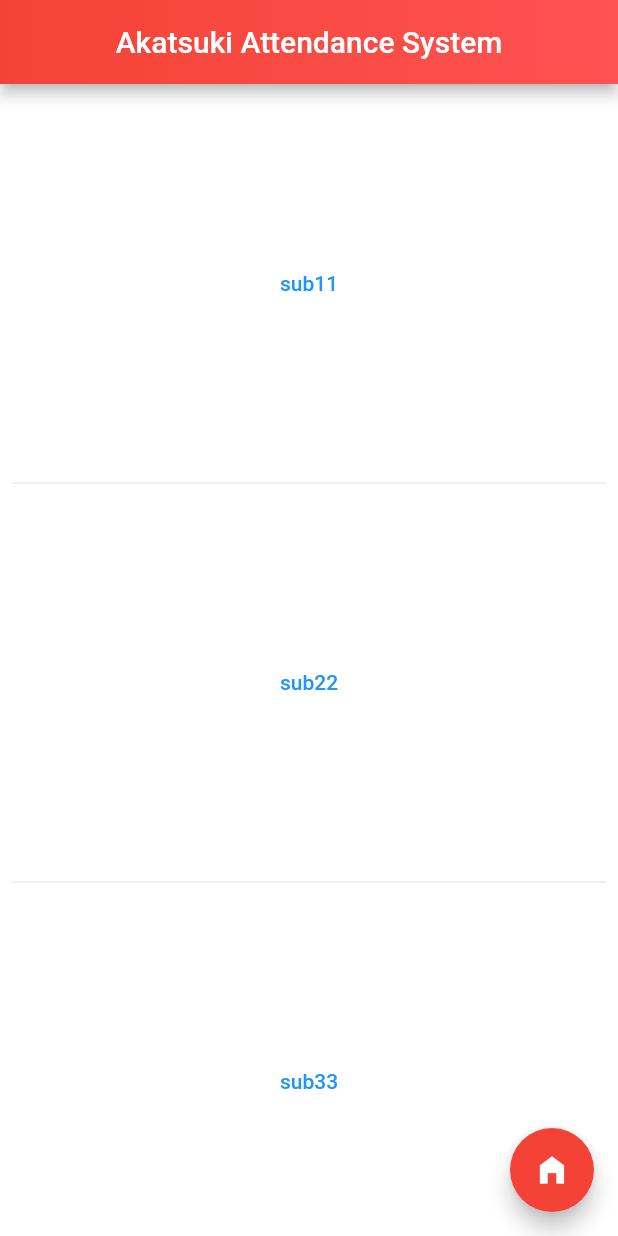
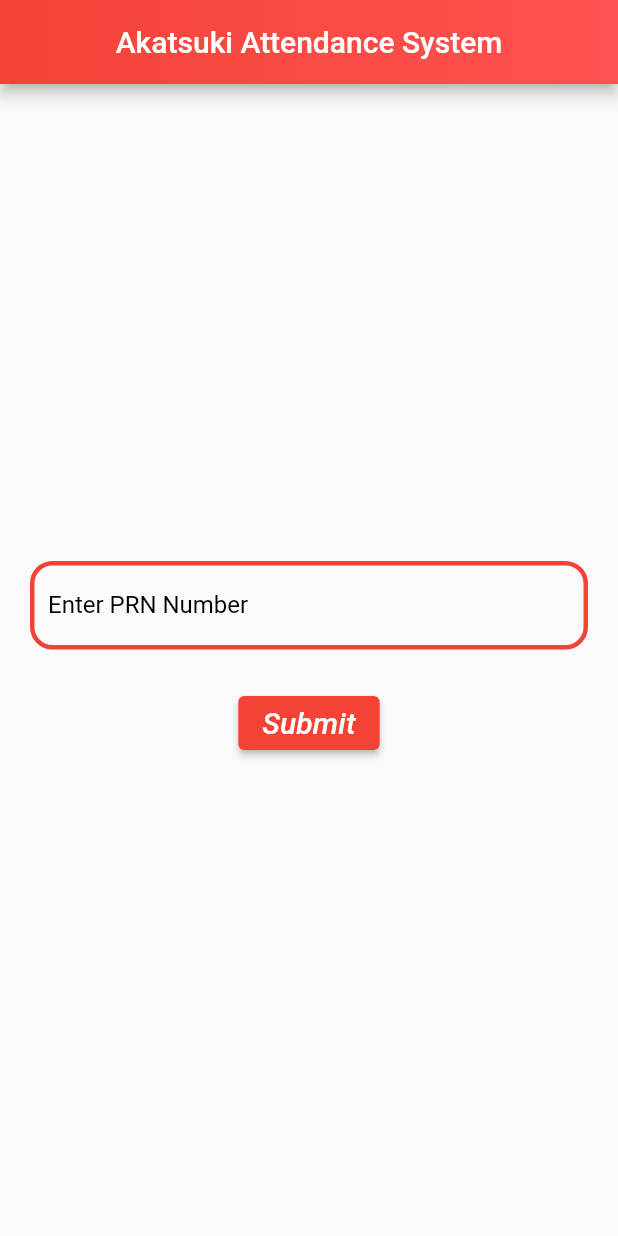
Before and after one commit to ShivangVora1206/akatsuki_attendance_system, a Flutter app: the screen it shows after launch, on a phone screen of 412 x 824 dp. Run offline on Flutter 3.47's test engine with Material 2 defaults, Android fonts, the light colour scheme and no system bars; our stand-ins replace animated_splash_screen.

Commit message:
added input page after animation added variable passing in constructors

```diff
--- a/akatsuki_attendance_system/lib/main.dart
+++ b/akatsuki_attendance_system/lib/main.dart
@@ -15,7 +15,7 @@
           )
       ),
   ),
-    nextScreen: Baseapp(),
+    nextScreen: inputPRNPage(),
     splashTransition: SplashTransition.fadeTransition,
     backgroundColor: Colors.white,
     duration: 4000,
@@ -26,6 +26,8 @@
 //should become an animation page
 
 class Baseapp extends StatelessWidget{
+  late final String PRN;
+  Baseapp({String? key, required this.PRN}) : super();
   @override
   Widget build(BuildContext context) {
     SystemChrome.setPreferredOrientations([
@@ -56,12 +58,12 @@
               print("Button presses");
               if(n == 10){//affordability page
                 Navigator.push(context, MaterialPageRoute(
-                    builder: (context) => Baseapp()
+                    builder: (context) => Baseapp(PRN: "-1",)
               )
                 );
             }else{//goto home page
                 Navigator.push(context, MaterialPageRoute(
-                    builder: (context) => Baseapp()
+                    builder: (context) => Baseapp(PRN: "-1",)
               )
                 );
               }
@@ -92,9 +94,9 @@
                 child: Center(
                   child: TextButton(
 
-                      child: Text(subjectNames[index].toString() + subjectAttendances[index].toString()),
+                      child: Text(subjectNames[index].toString() + "\nPRN : " + PRN + "\nAttendance :" + subjectAttendances[index].toString()),
                       onPressed: () => Navigator.push(context, MaterialPageRoute(
-                                        builder: (context) => Baseapp()
+                                        builder: (context) => Baseapp(PRN: "-1",)
                                         )
                   ),
 
@@ -108,3 +110,102 @@
     );
   }
 }
+
+class inputPRNPage extends StatefulWidget {
+  const inputPRNPage({Key? key}) : super(key: key);
+
+  @override
+  _inputPRNPage createState() => _inputPRNPage();
+}
+
+class _inputPRNPage extends State<inputPRNPage> {
+  // the result which will be displayed on the screen
+  String? _result;
+  // Create a text controller  to retrieve the value
+  final _textController = TextEditingController();
+
+  // the function which calculates square
+  void captureInput() {
+    // textController.text is a string and we have to convert it to double
+    final String? userInput = _textController.text.toString();
+    setState(() {
+      _result = userInput;
+    });
+  }
+
+  @override
+  Widget build(BuildContext context) {
+    return Scaffold(
+        appBar: AppBar(
+          flexibleSpace: Container(
+              decoration: BoxDecoration(
+                gradient: LinearGradient(
+                    colors: [
+                      Colors.red,
+                      Colors.redAccent
+                    ]
+                ),
+              )
+          ),
+          centerTitle: true,
+          title: Text("Akatsuki Attendance System"),
+        ),
+        body: Padding(
+          padding: const EdgeInsets.all(20),
+          child: Column(
+            mainAxisAlignment: MainAxisAlignment.center,
+            children: [
+              // The user will type something here
+
+              TextField(
+                decoration: InputDecoration(
+                labelText: 'Enter PRN Number',
+                labelStyle: TextStyle(
+                    color: Colors.black
+                ),
+                enabledBorder: OutlineInputBorder(
+                                borderSide: const BorderSide(width: 3, color: Colors.red),
+                                borderRadius: BorderRadius.circular(15),
+                              ),
+                focusedBorder: OutlineInputBorder(
+                borderSide: const BorderSide(width: 3, color: Colors.black),
+                borderRadius: BorderRadius.circular(15),
+                ),
+                ),
+                controller: _textController,
+
+              ),
+              SizedBox(height: 25),
+              ElevatedButton(
+
+                style: ButtonStyle(
+                  backgroundColor: MaterialStateProperty.resolveWith<Color>(
+                        (Set<MaterialState> states) {
+                      if (states.contains(MaterialState.pressed))
+                        return Colors.black;
+                      return Colors.red; // Use the component's default.
+                    },
+                  ),
+                ),
+                  onPressed: (){
+                    captureInput();
+                    print(_result);
+                    Navigator.push(context, MaterialPageRoute(
+                        builder: (context) => Baseapp(PRN: _result.toString())
+                    )
+                    );
+                  },
+                child: Text("Submit",
+                style: TextStyle(
+                fontSize: 20,
+                  fontStyle: FontStyle.italic
+                ),
+                ),
+
+              )
+            ],
+          ),
+        )
+    );
+  }
+}
```
